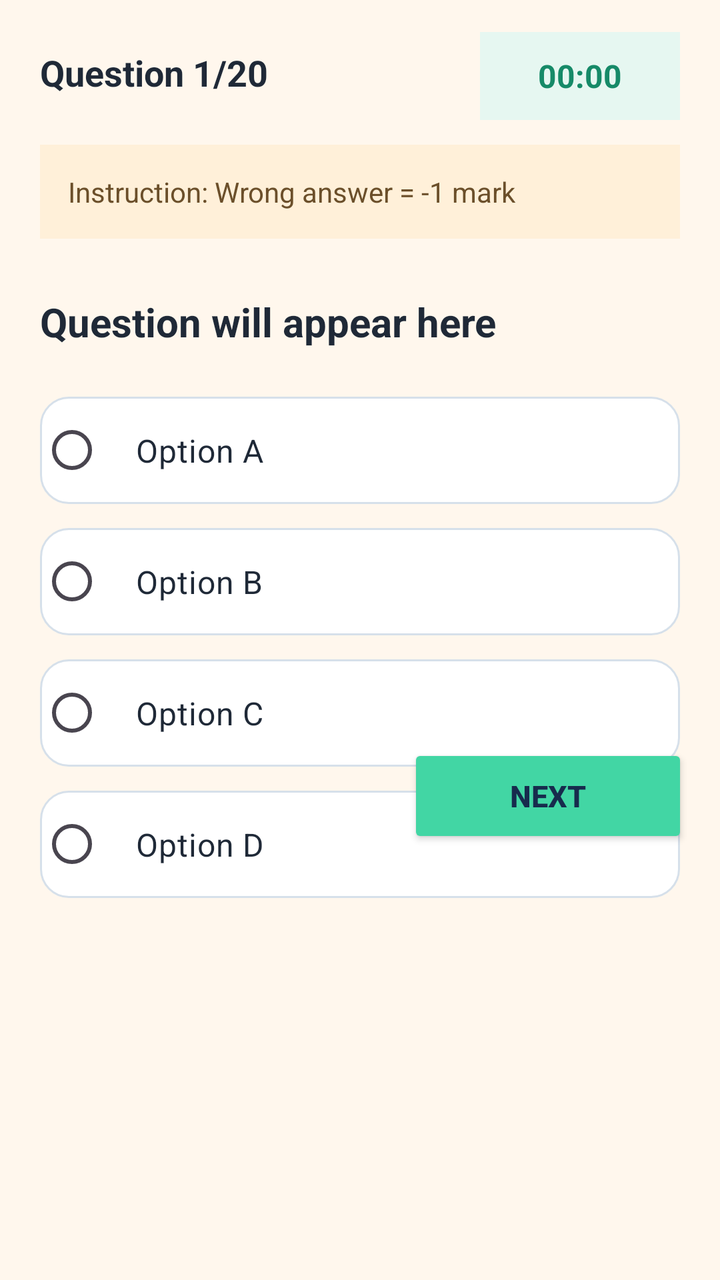
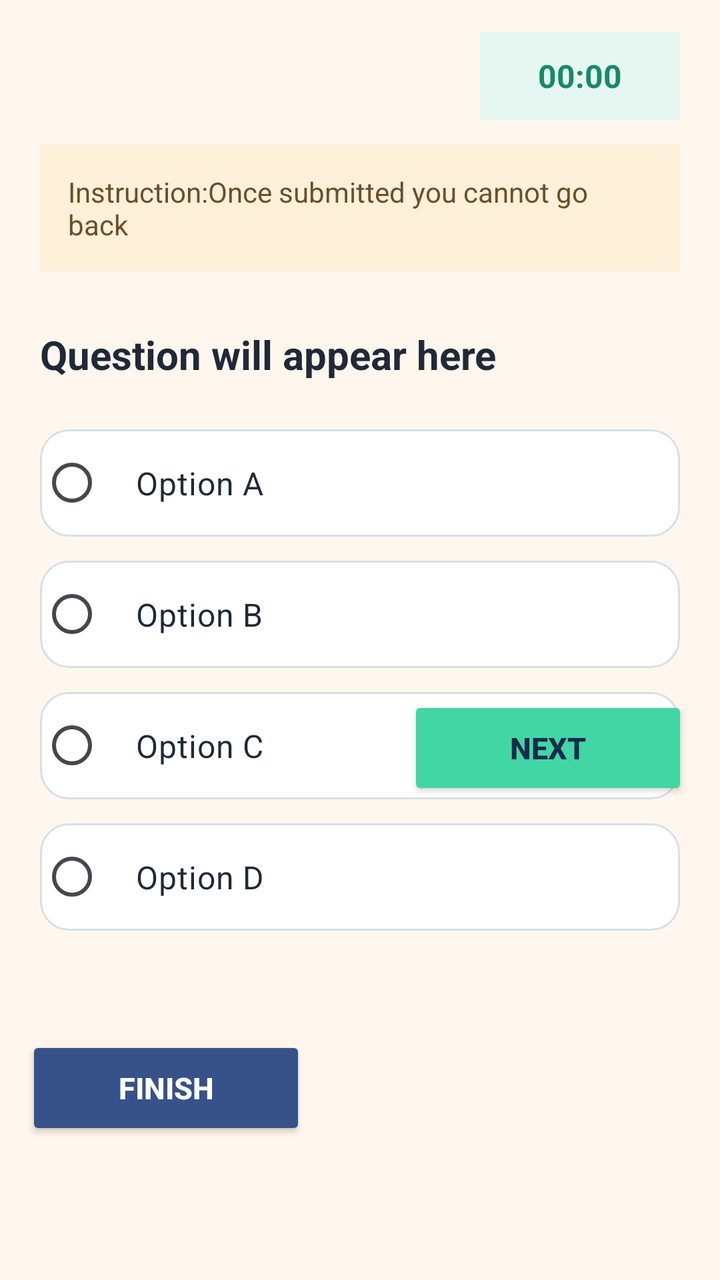

Two renders of the same Android screen: before a commit and after it. Below are the layout's source before the change and the commit's diff.
<!-- AndroidManifest.xml: application theme Theme.PrepMate -->
<!-- res/layout/activity_exam_page.xml -->
<?xml version="1.0" encoding="utf-8"?>
<androidx.constraintlayout.widget.ConstraintLayout
    xmlns:android="http://schemas.android.com/apk/res/android"
    xmlns:app="http://schemas.android.com/apk/res-auto"
    xmlns:tools="http://schemas.android.com/tools"
    android:layout_width="match_parent"
    android:layout_height="match_parent"
    android:background="#FFF7ED">

    
    <TextView
        android:id="@+id/questionNumberText"
        android:layout_width="wrap_content"
        android:layout_height="wrap_content"
        android:layout_marginStart="20dp"
        android:layout_marginTop="24dp"
        android:text="Question 1/20"
        android:textColor="#1F2937"
        android:textSize="18sp"
        android:textStyle="bold"
        app:layout_constraintStart_toStartOf="parent"
        app:layout_constraintTop_toTopOf="parent" />

    
    <TextView
        android:id="@+id/timerText"
        android:layout_width="100dp"
        android:layout_height="44dp"
        android:layout_marginTop="16dp"
        android:layout_marginEnd="20dp"
        android:background="#E6F7F1"
        android:gravity="center"
        android:text="00:00"
        android:textColor="#168A68"
        android:textSize="16sp"
        android:textStyle="bold"
        app:layout_constraintEnd_toEndOf="parent"
        app:layout_constraintTop_toTopOf="parent" />

    
    <TextView
        android:id="@+id/instructionText"
        android:layout_width="0dp"
        android:layout_height="wrap_content"
        android:layout_marginStart="20dp"
        android:layout_marginTop="24dp"
        android:layout_marginEnd="20dp"
        android:background="#FFF0D9"
        android:padding="14dp"
        android:text="Instruction: Wrong answer = -1 mark"
        android:textColor="#6B4F2A"
        android:textSize="14sp"
        app:layout_constraintEnd_toEndOf="parent"
        app:layout_constraintStart_toStartOf="parent"
        app:layout_constraintTop_toBottomOf="@id/questionNumberText" />

    
    <TextView
        android:id="@+id/questionText"
        android:layout_width="0dp"
        android:layout_height="wrap_content"
        android:layout_marginStart="20dp"
        android:layout_marginTop="28dp"
        android:layout_marginEnd="20dp"
        android:text="Question will appear here"
        android:textColor="#1F2937"
        android:textSize="20sp"
        android:textStyle="bold"
        app:layout_constraintEnd_toEndOf="parent"
        app:layout_constraintStart_toStartOf="parent"
        app:layout_constraintTop_toBottomOf="@id/instructionText" />

    
    <RadioGroup
        android:id="@+id/optionsGroup"
        android:layout_width="0dp"
        android:layout_height="wrap_content"
        android:layout_marginStart="20dp"
        android:layout_marginTop="24dp"
        android:layout_marginEnd="20dp"
        android:orientation="vertical"
        app:layout_constraintEnd_toEndOf="parent"
        app:layout_constraintStart_toStartOf="parent"
        app:layout_constraintTop_toBottomOf="@id/questionText">

        
        <RadioButton
            android:id="@+id/optionA"
            android:layout_width="match_parent"
            android:layout_height="wrap_content"
            android:background="@drawable/exam_option_background"
            android:buttonTint="#168A68"
            android:padding="16dp"
            android:text="Option A"
            android:textColor="#1F2937"
            android:textSize="16sp" />

        
        <RadioButton
            android:id="@+id/optionB"
            android:layout_width="match_parent"
            android:layout_height="wrap_content"
            android:layout_marginTop="12dp"
            android:background="@drawable/exam_option_background"
            android:buttonTint="#168A68"
            android:padding="16dp"
            android:text="Option B"
            android:textColor="#1F2937"
            android:textSize="16sp" />

        
        <RadioButton
            android:id="@+id/optionC"
            android:layout_width="match_parent"
            android:layout_height="wrap_content"
            android:layout_marginTop="12dp"
            android:background="@drawable/exam_option_background"
            android:buttonTint="#168A68"
            android:padding="16dp"
            android:text="Option C"
            android:textColor="#1F2937"
            android:textSize="16sp" />

        
        <RadioButton
            android:id="@+id/optionD"
            android:layout_width="match_parent"
            android:layout_height="wrap_content"
            android:layout_marginTop="12dp"
            android:background="@drawable/exam_option_background"
            android:buttonTint="#168A68"
            android:padding="16dp"
            android:text="Option D"
            android:textColor="#1F2937"
            android:textSize="16sp" />

    </RadioGroup>

    

    <Button
        android:id="@+id/nextButton"
        android:layout_width="140dp"
        android:layout_height="52dp"
        android:layout_marginEnd="16dp"
        android:layout_marginBottom="216dp"
        android:backgroundTint="#42D6A4"
        android:text="NEXT"
        android:textColor="#172B4D"
        android:textSize="15sp"
        android:textStyle="bold"
        app:layout_constraintBottom_toBottomOf="parent"
        app:layout_constraintEnd_toEndOf="parent" />

    <TextView
        android:id="@+id/textView2"
        android:layout_width="wrap_content"
        android:layout_height="wrap_content"
        android:layout_marginBottom="112dp"
        android:background="@drawable/exam_option_background"
        android:backgroundTint="#172B4DFF"
        android:text="Bookmark this question"
        android:textColor="#172B4D"
        app:layout_constraintBottom_toTopOf="@+id/nextButton"
        app:layout_constraintEnd_toEndOf="parent"
        app:layout_constraintHorizontal_bias="0.828"
        app:layout_constraintStart_toStartOf="parent"
        app:layout_constraintTop_toBottomOf="@+id/optionsGroup"
        app:layout_constraintVertical_bias="0.256" />

</androidx.constraintlayout.widget.ConstraintLayout>
<!-- resources referenced by this layout -->
<resources>
  <!-- drawable exam_option_background (drawable) -->
  <?xml version="1.0" encoding="utf-8"?>
  <shape xmlns:android="http://schemas.android.com/apk/res/android"
      android:shape="rectangle">
  
      <solid android:color="#FFFFFF" />
  
      <stroke
          android:width="1dp"
          android:color="#D6E0EA" />
  
      <corners android:radius="14dp" />
  
  </shape>
  <style name="Theme.PrepMate" parent="Base.Theme.PrepMate" />
  <style name="Base.Theme.PrepMate" parent="Theme.Material3.DayNight.NoActionBar">
          
          
      </style>
</resources>

<!-- the commit's change to res/layout/activity_exam_page.xml (unified diff, before → after) -->
@@ -14,7 +14,7 @@
         android:layout_height="wrap_content"
         android:layout_marginStart="20dp"
         android:layout_marginTop="24dp"
-        android:text="Question 1/20"
+        android:text=""
         android:textColor="#1F2937"
         android:textSize="18sp"
         android:textStyle="bold"
@@ -47,7 +47,7 @@
         android:layout_marginEnd="20dp"
         android:background="#FFF0D9"
         android:padding="14dp"
-        android:text="Instruction: Wrong answer = -1 mark"
+        android:text="Instruction:Once submitted you cannot go back"
         android:textColor="#6B4F2A"
         android:textSize="14sp"
         app:layout_constraintEnd_toEndOf="parent"
@@ -143,7 +143,7 @@
         android:layout_width="140dp"
         android:layout_height="52dp"
         android:layout_marginEnd="16dp"
-        android:layout_marginBottom="216dp"
+        android:layout_marginBottom="240dp"
         android:backgroundTint="#42D6A4"
         android:text="NEXT"
         android:textColor="#172B4D"
@@ -151,6 +151,22 @@
         android:textStyle="bold"
         app:layout_constraintBottom_toBottomOf="parent"
         app:layout_constraintEnd_toEndOf="parent" />
+
+    <Button
+        android:id="@+id/nextButton2"
+        android:layout_width="140dp"
+        android:layout_height="52dp"
+        android:backgroundTint="#375289"
+        android:text="Finish"
+        android:textColor="#FFFFFF"
+        android:textSize="15sp"
+        android:textStyle="bold"
+        app:layout_constraintBottom_toBottomOf="parent"
+        app:layout_constraintEnd_toEndOf="parent"
+        app:layout_constraintHorizontal_bias="0.059"
+        app:layout_constraintStart_toStartOf="parent"
+        app:layout_constraintTop_toBottomOf="@+id/optionsGroup"
+        app:layout_constraintVertical_bias="0.429" />
 
     <TextView
         android:id="@+id/textView2"
